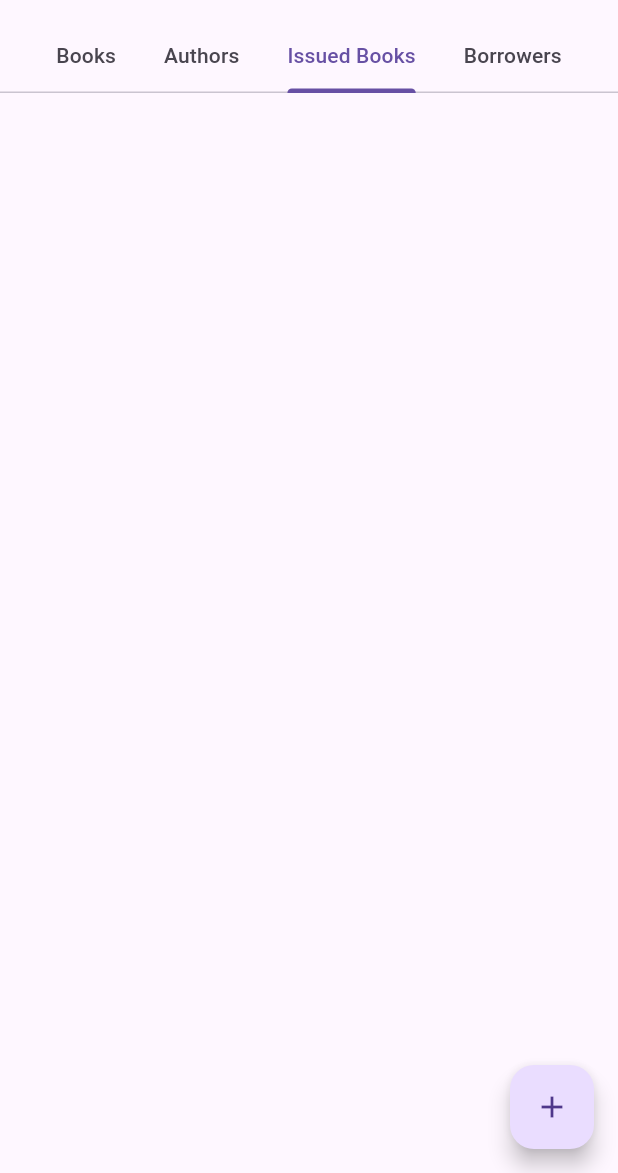
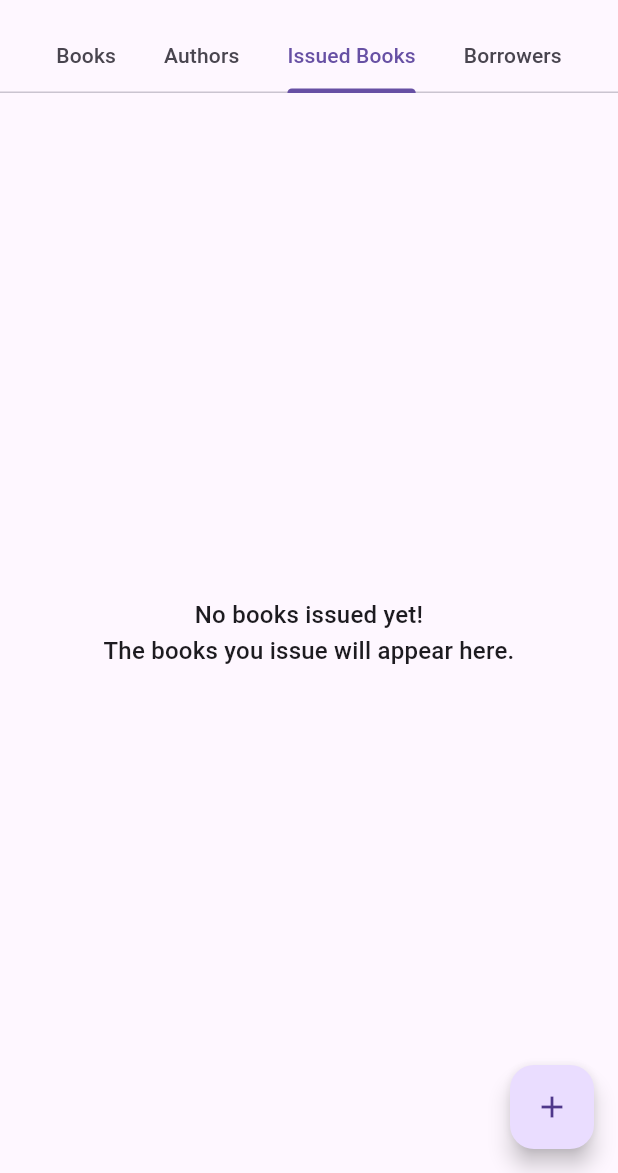
Before and after one commit to imaachman/libertad, a Flutter app: the screen it shows after launch, tab 3 chosen, on a phone screen of 412 x 824 dp, the part 63-1236 px from its top. Run offline on Flutter 3.47's test engine with Material 3 defaults, Android fonts, the phone set to English and light mode, and no system bars; our stand-ins replace file_picker, flutter_riverpod, isar, riverpod_annotation; accounts and stored records are empty; generated files the repository leaves out were written again.

Commit message:
Handle no issued books case

```diff
--- a/lib/features/book_copies/screens/issued_copies_screen/issued_copies_screen.dart
+++ b/lib/features/book_copies/screens/issued_copies_screen/issued_copies_screen.dart
@@ -16,7 +16,17 @@ class IssuedBooksPage extends ConsumerWidget {
 
     // Check for error and loading states and build the widget accordingly.
     return issuedCopies.when(
-      data: (data) => Center(
+      data: (data) {
+        if (data.isEmpty) {
+          return Center(
+            child: Text(
+              'No books issued yet!\nThe books you issue will appear here.',
+              style: Theme.of(context).textTheme.titleMedium,
+              textAlign: TextAlign.center,
+            ),
+          );
+        }
+        return Center(
           child: Container(
             constraints: BoxConstraints(maxWidth: kSmallPhone),
             child: ListView.separated(
@@ -28,7 +38,8 @@ class IssuedBooksPage extends ConsumerWidget {
                   IssuedCopyTile(copy: data[index], index: index),
             ),
           ),
-      ),
+        );
+      },
       error: (error, stackTrace) =>
           Center(child: Text('An unexpected error has occured.')),
       loading: () => Center(child: CircularProgressIndicator()),
```
Lines whose indentation alone changed are shown as unchanged.
